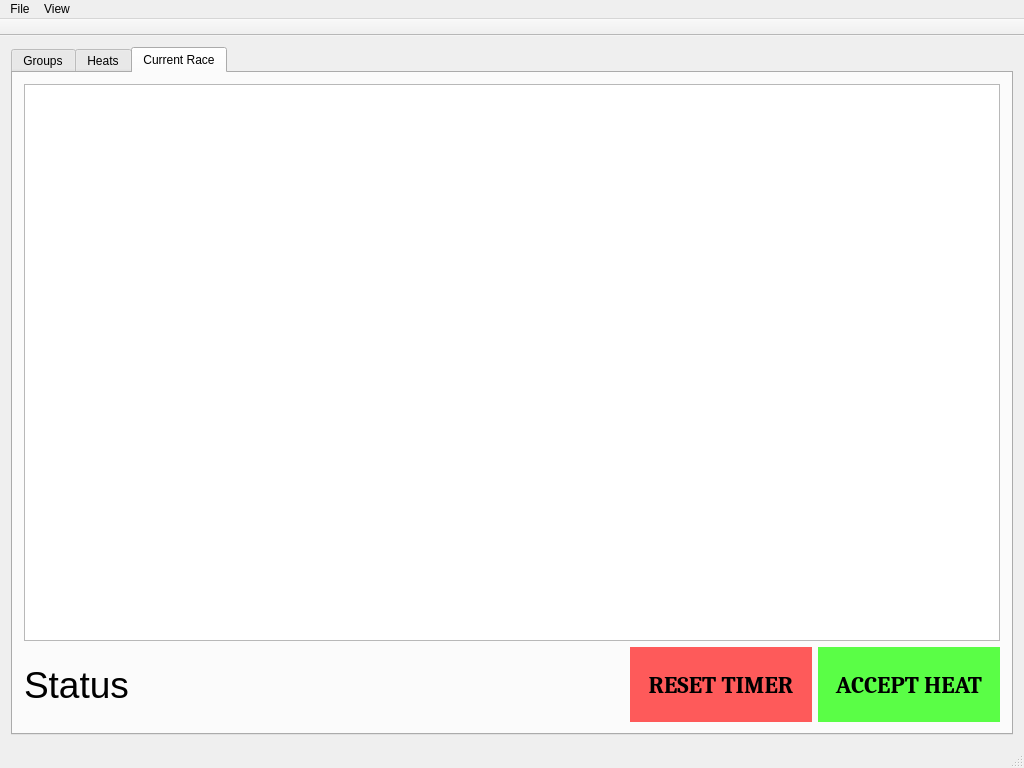
Qt form Python/mainwindow.ui (jpswensen/SunnysidePWDTimer) before a commit.
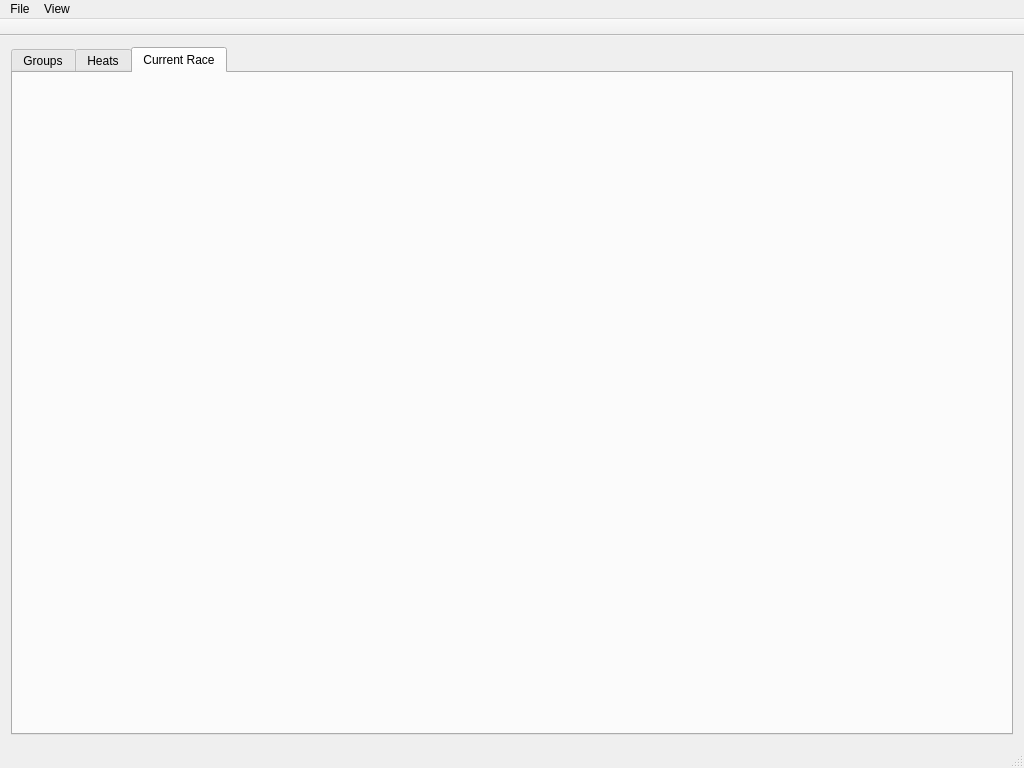
The same form after that commit. Custom widgets are drawn as their Qt base class.

Commit message: This seems fairly close to MVP status. I have tested the serial communications thoroughly. Fixed a bug where serial wouldn't start working until Wifi succeeded. Connect and disconnect seems to work. Added a status bar on the bottom. Need to improve the toolbar on the top (with better icons). Need to run through a couple of fake races to make sure the accept and reset work as expected.

What changed in the file:
```diff
--- a/Python/mainwindow.ui
+++ b/Python/mainwindow.ui
@@ -34,100 +34,7 @@
        <attribute name="title">
         <string>Current Race</string>
        </attribute>
-       <layout class="QVBoxLayout" name="verticalLayout_4">
-        <item>
-         <layout class="QVBoxLayout" name="verticalLayout_3">
-          <item>
-           <widget class="QTableView" name="raceTableView"/>
-          </item>
-          <item>
-           <layout class="QHBoxLayout" name="horizontalLayout">
-            <item>
-             <widget class="QLabel" name="statusLabel">
-              <property name="minimumSize">
-               <size>
-                <width>600</width>
-                <height>0</height>
-               </size>
-              </property>
-              <property name="font">
-               <font>
-                <pointsize>28</pointsize>
-               </font>
-              </property>
-              <property name="text">
-               <string>Status</string>
-              </property>
-             </widget>
-            </item>
-            <item>
-             <widget class="QPushButton" name="raceResetButton">
-              <property name="enabled">
-               <bool>true</bool>
-              </property>
-              <property name="sizePolicy">
-               <sizepolicy hsizetype="Minimum" vsizetype="Fixed">
-                <horstretch>0</horstretch>
-                <verstretch>0</verstretch>
-               </sizepolicy>
-              </property>
-              <property name="minimumSize">
-               <size>
-                <width>0</width>
-                <height>75</height>
-               </size>
-              </property>
-              <property name="maximumSize">
-               <size>
-                <width>16777215</width>
-                <height>16777215</height>
-               </size>
-              </property>
-              <property name="font">
-               <font>
-                <family>Cambria</family>
-                <pointsize>18</pointsize>
-                <weight>75</weight>
-                <bold>true</bold>
-               </font>
-              </property>
-              <property name="styleSheet">
-               <string notr="true">background-color: rgba(255, 50, 50, 0.8); border: none;</string>
-              </property>
-              <property name="text">
-               <string>RESET TIMER</string>
-              </property>
-             </widget>
-            </item>
-            <item>
-             <widget class="QPushButton" name="raceAcceptButton">
-              <property name="minimumSize">
-               <size>
-                <width>0</width>
-                <height>75</height>
-               </size>
-              </property>
-              <property name="font">
-               <font>
-                <family>Cambria</family>
-                <pointsize>18</pointsize>
-                <weight>75</weight>
-                <bold>true</bold>
-               </font>
-              </property>
-              <property name="styleSheet">
-               <string notr="true">background-color: rgba(50, 255, 25, 0.8); border: none;</string>
-              </property>
-              <property name="text">
-               <string>ACCEPT HEAT</string>
-              </property>
-             </widget>
-            </item>
-           </layout>
-          </item>
-         </layout>
-        </item>
-       </layout>
+       <layout class="QVBoxLayout" name="verticalLayout_4"/>
       </widget>
      </widget>
     </item>
@@ -245,6 +152,12 @@
    <header>race_heats_widget</header>
    <container>1</container>
   </customwidget>
+  <customwidget>
+   <class>CurrentRaceWidget</class>
+   <extends>QWidget</extends>
+   <header>current_race_widget</header>
+   <container>1</container>
+  </customwidget>
  </customwidgets>
  <resources/>
  <connections>
```
Left out of the diff: 2 changed lines with no effect on the pictures. The commit also changes 7 other files.
